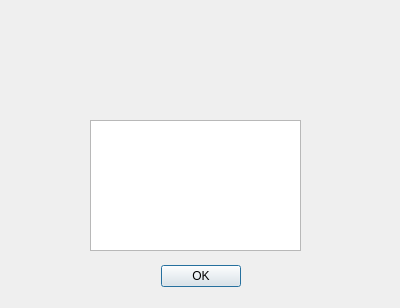
Qt form qt/dlg_about.ui (gem/sidd) before a commit.
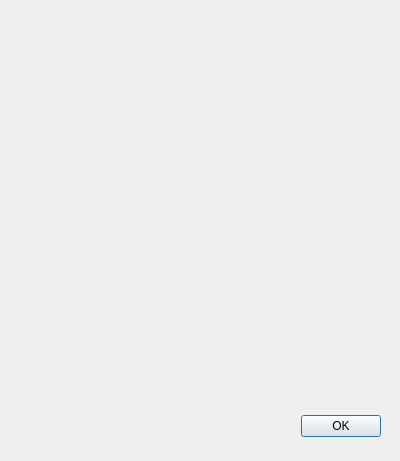
The same form after that commit. Icons and pictures are not drawn.

```diff
--- a/qt/dlg_about.ui
+++ b/qt/dlg_about.ui
@@ -7,7 +7,7 @@
     <x>0</x>
     <y>0</y>
     <width>400</width>
-    <height>308</height>
+    <height>461</height>
    </rect>
   </property>
   <property name="windowTitle">
@@ -16,8 +16,8 @@
   <widget class="QDialogButtonBox" name="buttonBox">
    <property name="geometry">
     <rect>
-     <x>160</x>
-     <y>260</y>
+     <x>300</x>
+     <y>410</y>
      <width>81</width>
      <height>32</height>
     </rect>
@@ -32,9 +32,9 @@
   <widget class="QLabel" name="label">
    <property name="geometry">
     <rect>
-     <x>40</x>
+     <x>20</x>
      <y>20</y>
-     <width>331</width>
+     <width>311</width>
      <height>101</height>
     </rect>
    </property>
@@ -45,13 +45,61 @@
     <pixmap resource="resources/SIDDResource.qrc">:/imgs/logo.png</pixmap>
    </property>
   </widget>
-  <widget class="QTextEdit" name="textEdit">
+  <widget class="QLabel" name="lb_description">
    <property name="geometry">
     <rect>
-     <x>90</x>
-     <y>120</y>
-     <width>211</width>
-     <height>131</height>
+     <x>20</x>
+     <y>111</y>
+     <width>360</width>
+     <height>151</height>
+    </rect>
+   </property>
+   <property name="alignment">
+    <set>Qt::AlignLeading|Qt::AlignLeft|Qt::AlignTop</set>
+   </property>
+   <property name="wordWrap">
+    <bool>true</bool>
+   </property>
+  </widget>
+  <widget class="QLabel" name="lb_logo_gem">
+   <property name="geometry">
+    <rect>
+     <x>20</x>
+     <y>270</y>
+     <width>150</width>
+     <height>100</height>
+    </rect>
+   </property>
+   <property name="pixmap">
+    <pixmap resource="resources/SIDDResource.qrc">:/imgs/gem_logo_250X180.png</pixmap>
+   </property>
+   <property name="scaledContents">
+    <bool>true</bool>
+   </property>
+  </widget>
+  <widget class="QLabel" name="lb_logo_imagecat">
+   <property name="geometry">
+    <rect>
+     <x>200</x>
+     <y>280</y>
+     <width>151</width>
+     <height>51</height>
+    </rect>
+   </property>
+   <property name="pixmap">
+    <pixmap resource="resources/SIDDResource.qrc">:/imgs/imagecat_logo.gif</pixmap>
+   </property>
+   <property name="scaledContents">
+    <bool>true</bool>
+   </property>
+  </widget>
+  <widget class="QLabel" name="lb_copyright">
+   <property name="geometry">
+    <rect>
+     <x>20</x>
+     <y>380</y>
+     <width>361</width>
+     <height>31</height>
     </rect>
    </property>
   </widget>
```
Left out of the diff: 2 changed lines with no effect on the pictures.
